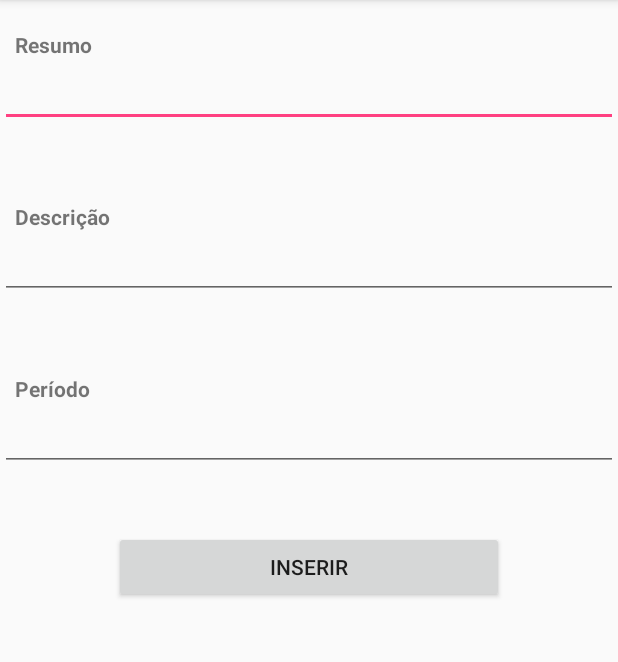
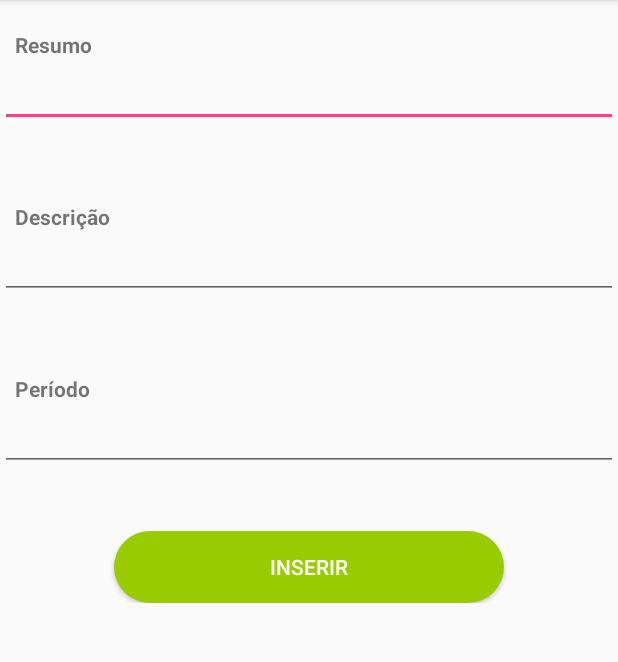
Before and after one commit to matheuskoiti/InternshipRecord, an Android app: the AddRecordActivity screen opened directly, with no data from a screen before it, on a phone screen of 412 x 824 dp, the part 84-746 px from its top. Run offline under Robolectric (Android 15) with nearby library versions, the phone set to English and light mode, and no system bars.

Commit message:
changing buttons shape and color

```diff
--- a/app/src/main/java/com/internrecord/android/mkoyama/AddRecordActivity.java
+++ b/app/src/main/java/com/internrecord/android/mkoyama/AddRecordActivity.java
@@ -5,6 +5,7 @@ import android.database.sqlite.SQLiteDatabase;
 import android.support.v7.app.AppCompatActivity;
 import android.os.Bundle;
 import android.view.View;
+import android.widget.Button;
 import android.widget.EditText;
 import android.widget.Toast;
 
--- /dev/null
+++ b/app/src/main/res/drawable/button_custom.xml
@@ -0,0 +1,11 @@
+<?xml version="1.0" encoding="utf-8"?>
+<shape xmlns:android="http://schemas.android.com/apk/res/android"
+    android:shape="rectangle" android:padding="10dp">
+    <!-- you can use any color you want I used here gray color-->
+    <solid android:color="@android:color/holo_green_light"/>
+    <corners
+        android:bottomRightRadius="25dp"
+        android:bottomLeftRadius="25dp"
+        android:topLeftRadius="25dp"
+        android:topRightRadius="25dp"/>
+</shape>
--- a/app/src/main/res/layout/activity_add_record.xml
+++ b/app/src/main/res/layout/activity_add_record.xml
@@ -72,9 +72,12 @@
 
         <Button
             android:text="@string/send"
+            android:id="@+id/btn_insert"
             android:layout_width="260dp"
             android:layout_height="wrap_content"
-            android:onClick="onClickAddButton"/>
+            android:onClick="onClickAddButton"
+            android:textColor="@android:color/white"
+            android:background="@drawable/button_custom"/>
 
     </LinearLayout>
 
--- a/app/src/main/res/layout/activity_main.xml
+++ b/app/src/main/res/layout/activity_main.xml
@@ -31,6 +31,7 @@
         android:layout_margin="@dimen/fab_margin"
         android:onClick="onClickFloatingButton"
         app:srcCompat="@android:drawable/ic_input_add"
-        android:tint="@android:color/white"/>
+        android:tint="@android:color/white"
+        app:backgroundTint="@android:color/holo_green_light"/>
 
 </android.support.design.widget.CoordinatorLayout>
--- a/app/src/main/res/layout/activity_record_view.xml
+++ b/app/src/main/res/layout/activity_record_view.xml
@@ -57,7 +57,8 @@
             android:onClick="onClickBtnDelete"
             android:layout_width="260dp"
             android:layout_height="wrap_content"
-            style="@style/Widget.AppCompat.Button.Small" />
+            android:textColor="@android:color/white"
+            android:background="@drawable/button_custom" />
     </LinearLayout>
 
 </LinearLayout>
--- a/app/src/main/res/values/strings.xml
+++ b/app/src/main/res/values/strings.xml
@@ -6,4 +6,5 @@
     <string name="week">Período</string>
     <string name="send">Inserir</string>
     <string name="delete">Remover</string>
+    <string name="update">Atualizar</string>
 </resources>
```
Also changed, not shown: app/src/main/java/com/internrecord/android/mkoyama/ViewRecordActivity.java (+6 -1 lines).
